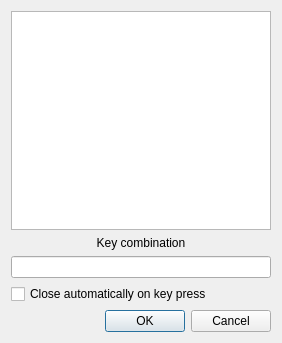
Above: ui/src/assignhotkey.ui from mcallegari/qlcplus before the change. Below: the same form after it.
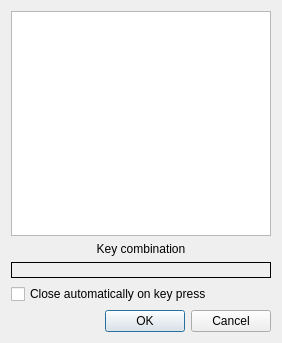
That is the form after the change.

Commit message:
ui: improve key capture
The QLineEdit in assignhotkey.ui intercepts several key events,
(e.g. backspace, delete, home, end, left and right arrows...).
Replace the QLineEdit with a simple QLabel to improve key capture.
Moreover, inhibit completely the CTRL+<key> combinations.

The edit to the form file:
```diff
--- a/ui/src/assignhotkey.ui
+++ b/ui/src/assignhotkey.ui
@@ -37,7 +37,7 @@
     <widget class="QTextBrowser" name="m_infoText"/>
    </item>
    <item>
-    <widget class="QLabel" name="m_previewLabel">
+    <widget class="QLabel" name="m_keyCombinationLabel">
      <property name="text">
       <string>Key combination</string>
      </property>
@@ -47,12 +47,27 @@
     </widget>
    </item>
    <item>
-    <widget class="QLineEdit" name="m_previewEdit">
+    <widget class="QLabel" name="m_previewLabel">
+     <property name="sizePolicy">
+      <sizepolicy hsizetype="Expanding" vsizetype="Fixed">
+       <horstretch>0</horstretch>
+       <verstretch>0</verstretch>
+      </sizepolicy>
+     </property>
+     <property name="focusPolicy">
+      <enum>Qt::StrongFocus</enum>
+     </property>
+     <property name="frameShape">
+      <enum>QFrame::Box</enum>
+     </property>
+     <property name="text">
+      <string/>
+     </property>
      <property name="alignment">
       <set>Qt::AlignCenter</set>
      </property>
-     <property name="readOnly">
-      <bool>true</bool>
+     <property name="margin">
+      <number>3</number>
      </property>
     </widget>
    </item>
```
The commit also changes 1 other file.
